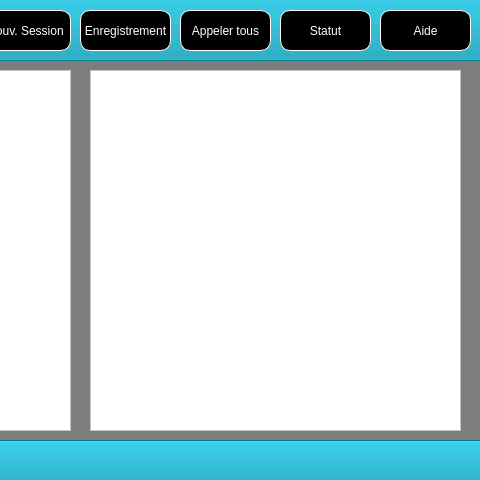
Before: the Qt Designer form LaboLangue/mainwindow.ui in Sam-Depardieu/Labo-de-langue, drawn with Qt 5; both pictures show x 320 to 800 and y 0 to 480 of the 800 by 480 pixel window.
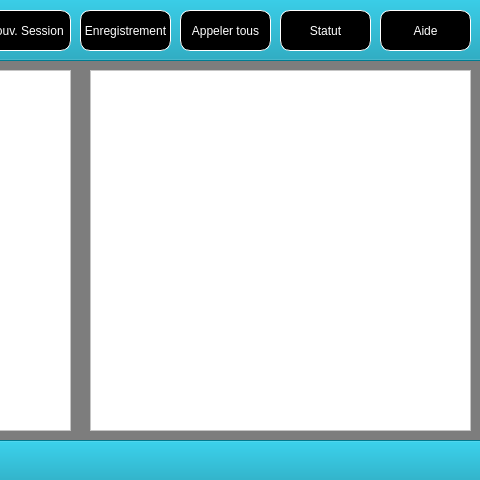
After: the same form once the commit is applied.

```diff
--- a/LaboLangue/mainwindow.ui
+++ b/LaboLangue/mainwindow.ui
@@ -252,12 +252,12 @@
      <string>Enregistrement</string>
     </property>
    </widget>
-   <widget class="QListWidget" name="listWidget_2">
+   <widget class="QGraphicsView" name="PlanClasse">
     <property name="geometry">
      <rect>
-      <x>410</x>
+      <x>10</x>
       <y>70</y>
-      <width>371</width>
+      <width>381</width>
       <height>361</height>
      </rect>
     </property>
@@ -265,10 +265,10 @@
      <string notr="true">background-color: white;</string>
     </property>
    </widget>
-   <widget class="QGraphicsView" name="PlanClasse">
+   <widget class="QGraphicsView" name="Parametrage">
     <property name="geometry">
      <rect>
-      <x>10</x>
+      <x>410</x>
       <y>70</y>
       <width>381</width>
       <height>361</height>
```
